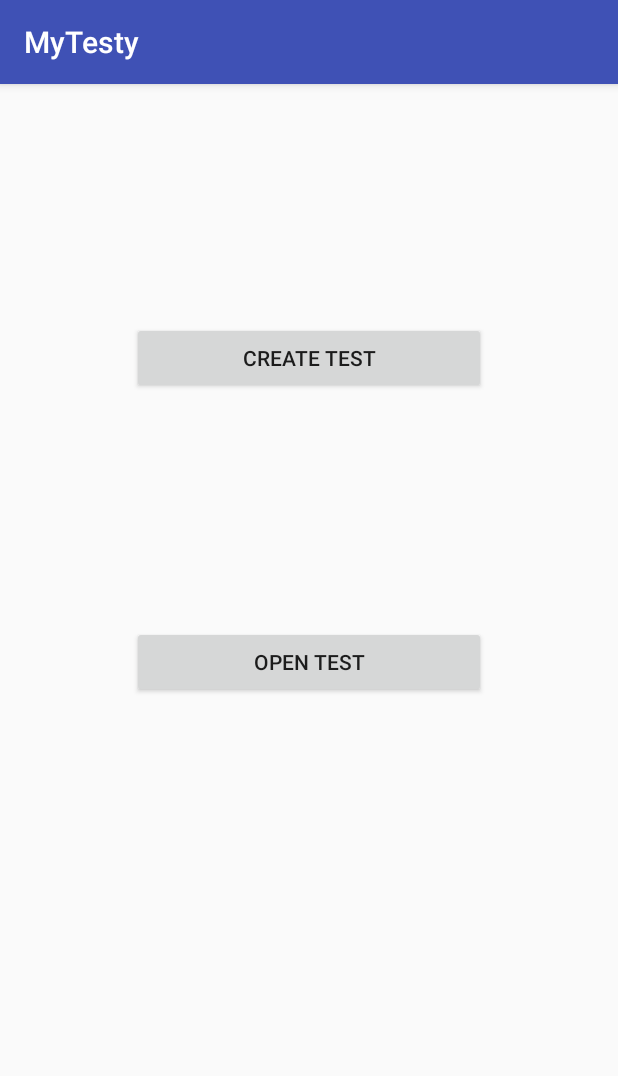
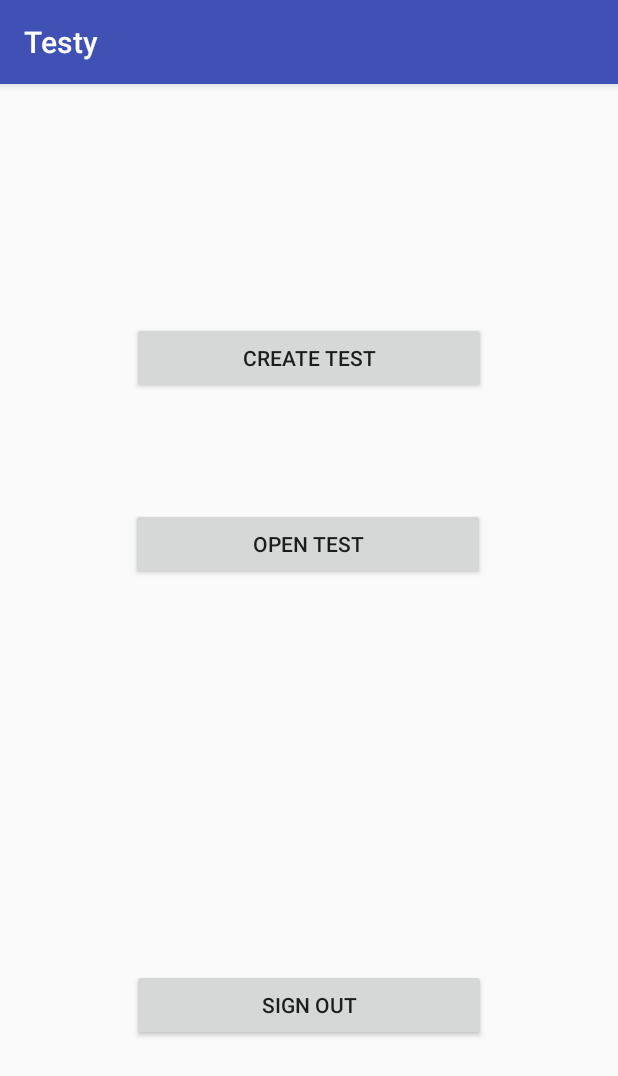
Before and after one commit to fmadrid1317/COP-4331-Testy, an Android app: the MainMenuActivity screen opened directly, with no data from a screen before it, on a phone screen of 412 x 824 dp. Shown: the top 1076 px of the screen. Run offline under Robolectric (Android 15) with nearby library versions, the phone set to English and light mode, and no system bars; our stand-ins replace Firebase (no records; nobody signed in at launch, a user with empty details on screens opened directly).

Commit message:
Implemented Sign Out button on the Main Menu Activity and changed name of the app to just Testy

```diff
--- a/app/src/main/AndroidManifest.xml
+++ b/app/src/main/AndroidManifest.xml
@@ -18,7 +18,7 @@
         android:theme="@style/AppTheme">
         <activity
             android:name=".LoginActivity"
-            android:label="@string/title_activity_login">
+            android:label="@string/app_name">
             <intent-filter>
                 <action android:name="android.intent.action.MAIN" />
 
--- a/app/src/main/java/com/example/ferna/mytesty/MainMenuActivity.java
+++ b/app/src/main/java/com/example/ferna/mytesty/MainMenuActivity.java
@@ -5,12 +5,18 @@ import android.support.v7.app.AppCompatActivity;
 import android.os.Bundle;
 import android.view.View;
 import android.widget.Button;
+import android.widget.Toast;
 
+import com.google.firebase.auth.FirebaseAuth;
 import com.google.gson.Gson;
 
 public class MainMenuActivity extends AppCompatActivity {
 
     public Button newTestButton;
+    public Button signoutButton;
+    private FirebaseAuth mAuth;
+
+
 
     private void init()
     {
@@ -21,6 +27,20 @@ public class MainMenuActivity extends AppCompatActivity {
                 Intent openTestTypes;
                 openTestTypes = new Intent(MainMenuActivity.this, TestTypes.class);
                 startActivity(openTestTypes);
+            }
+        });
+
+        signoutButton = (Button)findViewById(R.id.sign_out_button);
+        signoutButton.setOnClickListener(new View.OnClickListener() {
+            @Override
+            public void onClick(View view) {
+                mAuth = FirebaseAuth.getInstance();
+                mAuth.signOut();
+                Toast.makeText(MainMenuActivity.this, "Sign Out Successful",
+                        Toast.LENGTH_SHORT).show();
+                Intent backToLogin;
+                backToLogin = new Intent(MainMenuActivity.this, LoginActivity.class);
+                startActivity(backToLogin);
             }
         });
     }
--- a/app/src/main/res/layout/activity_main_menu.xml
+++ b/app/src/main/res/layout/activity_main_menu.xml
@@ -27,14 +27,35 @@
         android:id="@+id/openTestButton"
         android:layout_width="236dp"
         android:layout_height="wrap_content"
-        android:layout_marginBottom="256dp"
-        android:layout_marginEnd="74dp"
         android:layout_marginStart="74dp"
         android:layout_marginTop="52dp"
+        android:layout_marginEnd="74dp"
+        android:layout_marginBottom="256dp"
         android:text="Open Test"
         app:layout_constraintBottom_toBottomOf="parent"
         app:layout_constraintEnd_toEndOf="parent"
+        app:layout_constraintHorizontal_bias="0.481"
         app:layout_constraintStart_toStartOf="parent"
-        app:layout_constraintTop_toBottomOf="@+id/newTestButton" />
+        app:layout_constraintTop_toBottomOf="@+id/newTestButton"
+        app:layout_constraintVertical_bias="0.116" />
+
+    <Button
+        android:id="@+id/sign_out_button"
+        android:layout_width="236dp"
+        android:layout_height="wrap_content"
+        android:layout_marginStart="24dp"
+        android:layout_marginTop="24dp"
+        android:layout_marginEnd="74dp"
+        android:layout_marginBottom="130dp"
+        android:text="Sign Out"
+        app:layout_constraintBottom_toBottomOf="parent"
+        app:layout_constraintEnd_toEndOf="parent"
+        app:layout_constraintHorizontal_bias="0.818"
+        app:layout_constraintStart_toStartOf="parent"
+        app:layout_constraintTop_toBottomOf="@+id/newTestButton"
+        app:layout_constraintVertical_bias="1.0" />
+
+
+
 
 </android.support.constraint.ConstraintLayout>
--- a/app/src/main/res/values/strings.xml
+++ b/app/src/main/res/values/strings.xml
@@ -1,5 +1,5 @@
 <resources>
-    <string name="app_name">MyTesty</string>
+    <string name="app_name">Testy</string>
     <string name="new_test">New Test</string>
     <string name="true_false">True/False</string>
     <string name="fill_in_the_blank">Fill in the Blank</string>
```
